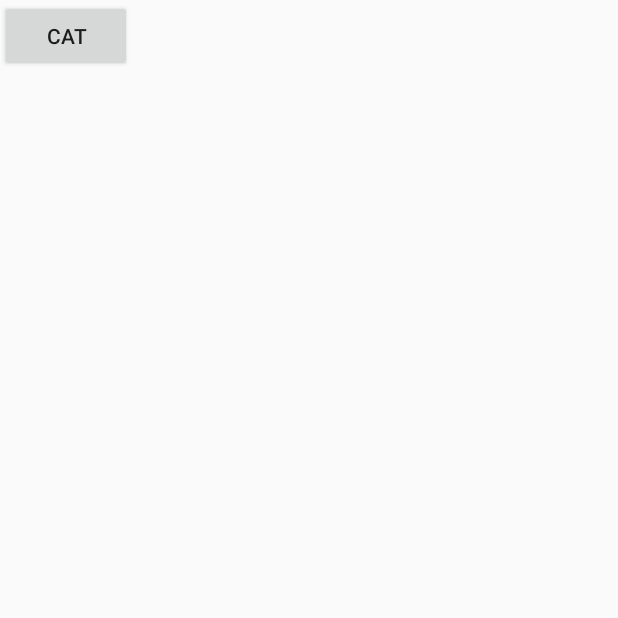
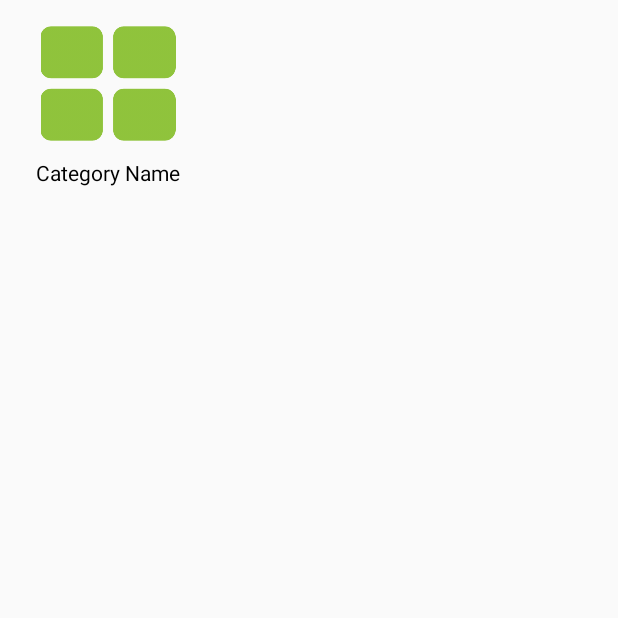
Before and after one commit to dhruvpatel4474/project1, an Android app: the HomeActivity screen opened directly, with no data from a screen before it, on a phone screen of 412 x 824 dp, the top half of it. Run offline under Robolectric (Android 15) with nearby library versions, the phone set to English and light mode, and no system bars; our stand-ins replace ButterKnife; libraries missing offline, so code that uses them is left out: com.parse; 1 statement that could not run was skipped.

Commit message:
Home
Chnages on Home Activity

```diff
--- a/app/build.gradle
+++ b/app/build.gradle
@@ -24,6 +24,7 @@ dependencies {
     implementation 'com.android.support.constraint:constraint-layout:1.0.2'
     testImplementation 'junit:junit:4.12'
     compile 'com.android.support:design:26.+'
+    compile 'com.jakewharton:butterknife:8.8.1'
     compile 'com.rengwuxian.materialedittext:library:2.1.4'
     androidTestImplementation 'com.android.support.test:runner:1.0.1'
     androidTestImplementation 'com.android.support.test.espresso:espresso-core:3.0.1'
--- a/app/src/main/AndroidManifest.xml
+++ b/app/src/main/AndroidManifest.xml
@@ -28,16 +28,19 @@
 
         <activity android:name=".Activities.LoginActivity"
             android:screenOrientation="portrait">
+
+        </activity>
+        <activity
+            android:name=".Activities.HomeActivity"
+            android:screenOrientation="portrait"
+             >
             <intent-filter>
                 <action android:name="android.intent.action.MAIN" />
 
                 <category android:name="android.intent.category.LAUNCHER" />
             </intent-filter>
         </activity>
-        <activity
-            android:name=".Activities.HomeActivity"
-            android:screenOrientation="portrait"
-             />
+
         <activity
             android:name=".Activities.SignupActivity"
             android:screenOrientation="portrait"
--- a/app/src/main/java/com/geekcoders/payingguest/Activities/HomeActivity.java
+++ b/app/src/main/java/com/geekcoders/payingguest/Activities/HomeActivity.java
@@ -1,49 +1,53 @@
 package com.geekcoders.payingguest.Activities;
 
 import android.content.Intent;
+import android.os.Bundle;
 import android.support.v7.app.AppCompatActivity;
-import android.os.Bundle;
 import android.view.View;
-import android.widget.Button;
-import android.widget.EditText;
-import android.widget.ListView;
-import android.widget.TextView;
+import android.widget.LinearLayout;
+import android.widget.Toast;
 
+import com.geekcoders.payingguest.Adapter.CategoryAdapter;
 import com.geekcoders.payingguest.R;
 import com.geekcoders.payingguest.Utils.Constant;
 
-public class HomeActivity extends AppCompatActivity {
+import butterknife.BindView;
+import butterknife.ButterKnife;
+import butterknife.OnClick;
 
-    private Button viewCatBtn;
+public class HomeActivity extends AppCompatActivity implements View.OnClickListener{
+
+    LinearLayout lineLayCategory;
 
     @Override
     protected void onCreate(Bundle savedInstanceState) {
         super.onCreate(savedInstanceState);
         setContentView(R.layout.activity_home);
         getSupportActionBar().hide();
-        Initiliztion();
+        intialize();
 
-        if (!Constant.getValueForKeyBoolean("isLogin")){
-            Intent intent=new Intent(HomeActivity.this,LoginActivity.class);
+        lineLayCategory.setOnClickListener(this);
+
+        Constant.mcontext = HomeActivity.this;
+        if (!Constant.getValueForKeyBoolean("isLogin")) {
+            Intent intent = new Intent(HomeActivity.this, LoginActivity.class);
             startActivity(intent);
             finish();
         }
+    }
 
+    public void intialize()
+    {
+        lineLayCategory = (LinearLayout)findViewById(R.id.lineLay_category);
+    }
 
-        viewCatBtn.setOnClickListener(new View.OnClickListener() {
-            @Override
-            public void onClick(View view) {
-                Intent intent=new Intent(HomeActivity.this,CategoryActivity.class);
-                startActivity(intent);
-            }
-        });
-
-    }
-    private void Initiliztion() {
-
-
-        viewCatBtn = (Button) findViewById(R.id.viewCatBtn);
-
-
+    @Override
+    public void onClick(View view) {
+        switch (view.getId())
+        {
+            case R.id.lineLay_category :
+                startActivity(new Intent(HomeActivity.this,CategoryActivity.class));
+                break;
+        }
     }
 }
--- /dev/null
+++ b/app/src/main/res/drawable/cat_gradiant.xml
@@ -0,0 +1,10 @@
+<?xml version="1.0" encoding="utf-8"?>
+<shape xmlns:android="http://schemas.android.com/apk/res/android" android:shape="rectangle" >
+    <gradient
+        android:type="linear"
+        android:centerX="99%"
+        android:startColor="#33BBFF4D"
+        android:centerColor="#FC84B536"
+        android:endColor="#FF84B536"
+        android:angle="45"/>
+</shape>
--- a/app/src/main/res/layout/activity_home.xml
+++ b/app/src/main/res/layout/activity_home.xml
@@ -5,10 +5,67 @@
     android:layout_width="match_parent"
     android:layout_height="match_parent"
     tools:context="com.geekcoders.payingguest.Activities.HomeActivity">
-<Button
-    android:layout_width="wrap_content"
-    android:layout_height="wrap_content"
-    android:id="@+id/viewCatBtn"
-    android:text="Cat"
-    />
+
+    <ScrollView
+        android:layout_width="match_parent"
+        android:layout_height="match_parent"
+        android:fillViewport="true">
+
+        //Main Layout
+
+        <LinearLayout
+            android:layout_width="match_parent"
+            android:layout_height="match_parent"
+            android:orientation="vertical"
+            android:padding="@dimen/padding5">
+
+            //Vertical Layout
+
+            <LinearLayout
+                android:layout_width="match_parent"
+                android:layout_height="wrap_content"
+                android:orientation="horizontal">
+
+                //Horizontal Layout or Grid
+
+                <LinearLayout
+                    android:id="@+id/lineLay_category"
+                    android:layout_width="match_parent"
+                    android:layout_height="130dp"
+                    android:layout_weight="2"
+                    android:gravity="center"
+                    android:orientation="vertical"
+                    android:padding="@dimen/padding5">
+
+                    <ImageView
+                        android:layout_width="120dp"
+                        android:layout_height="120dp"
+                        android:layout_weight="1"
+                        android:src="@drawable/cat_icon"
+                        android:tint="@color/colorPrimary" />
+
+                    <LinearLayout
+                        android:layout_width="match_parent"
+                        android:layout_height="match_parent"
+                        android:layout_weight="3"
+                        android:gravity="center">
+
+                        <TextView
+                            android:layout_width="wrap_content"
+                            android:layout_height="wrap_content"
+                            android:text="Category Name"
+                            android:textColor="@color/black" />
+                    </LinearLayout>
+
+                </LinearLayout>
+
+                <LinearLayout
+                    android:layout_width="match_parent"
+                    android:layout_height="match_parent"
+                    android:layout_weight="1">
+
+                </LinearLayout>
+            </LinearLayout>
+        </LinearLayout>
+    </ScrollView>
 </RelativeLayout>
```
Also changed, not shown: app/src/main/res/drawable-hdpi/cat_icon.png (added), app/src/main/res/drawable-mdpi/cat_icon.png (added), app/src/main/res/drawable-xhdpi/cat_icon.png (added), app/src/main/res/drawable-xxhdpi/cat_icon.png (added), app/src/main/res/drawable-xxxhdpi/cat_icon.png (added).
